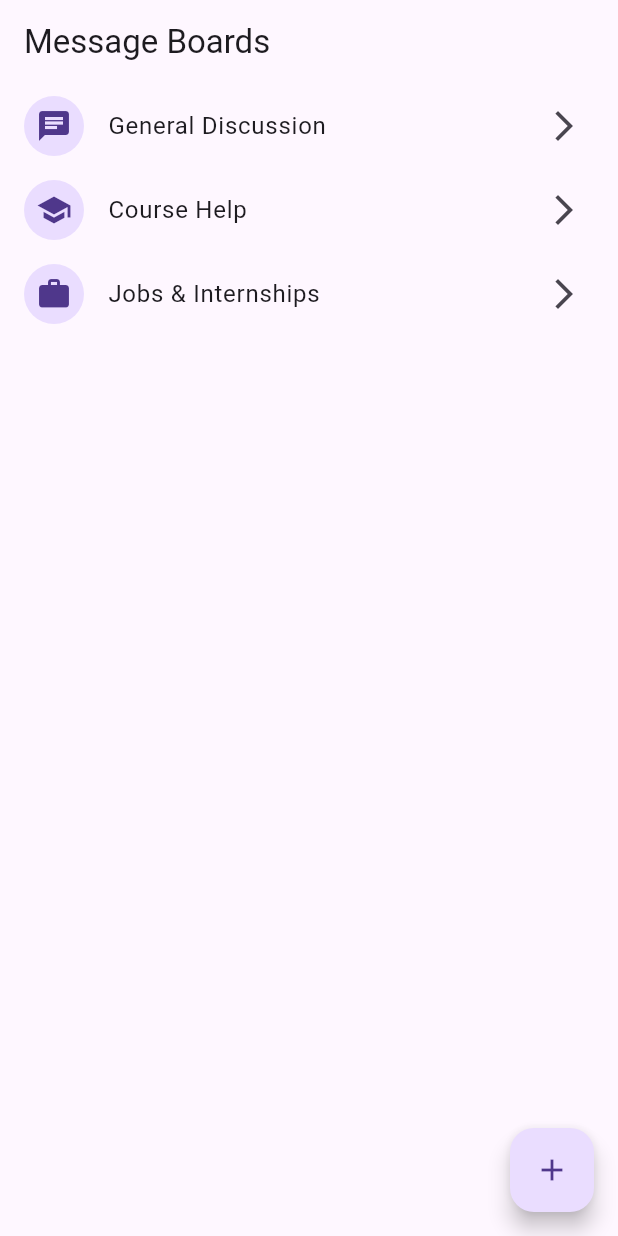
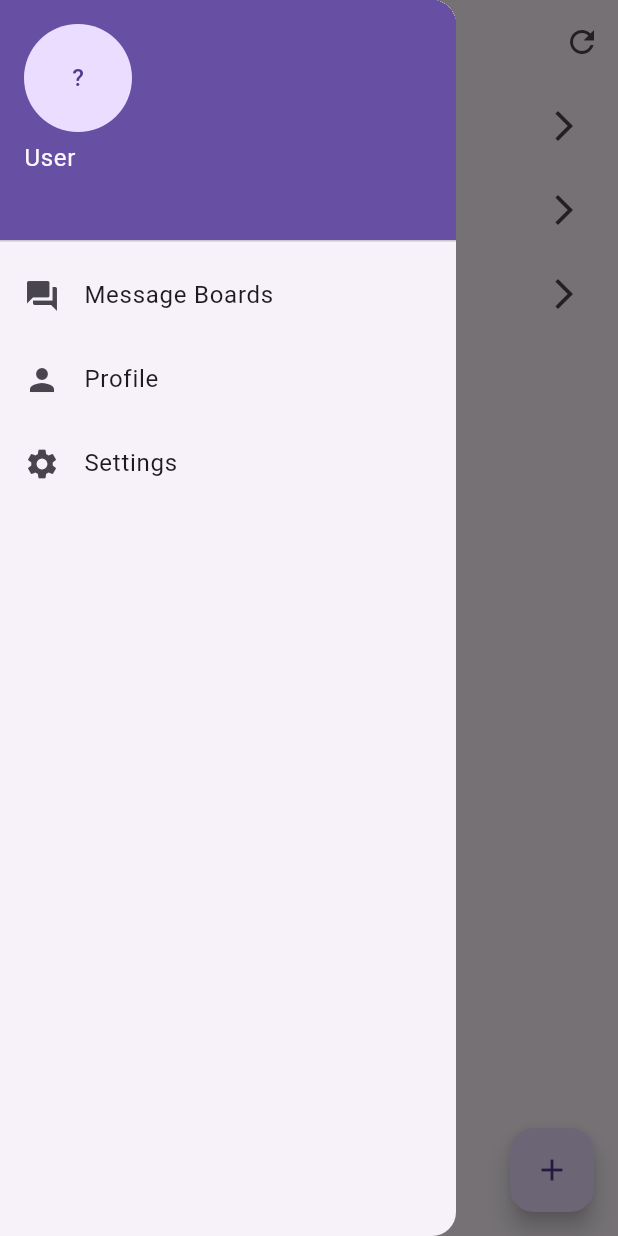
Before and after one commit to lajacl/message-board, a Flutter app: the screen it shows once a user with an empty profile is signed in, with the side drawer open (before the commit the screen has no drawer), on a phone screen of 412 x 824 dp. Run offline on Flutter 3.47's test engine with Material 3 defaults, Android fonts, the phone set to English and light mode, and no system bars; our stand-ins replace cloud_firestore, firebase_auth, firebase_core; accounts and stored records are empty; generated files the repository leaves out were written again.

Commit message:
Add sliding navigation menu

```diff
--- a/lib/home.dart
+++ b/lib/home.dart
@@ -1,9 +1,6 @@
 import 'package:cloud_firestore/cloud_firestore.dart';
 import 'package:firebase_auth/firebase_auth.dart';
 import 'package:flutter/material.dart';
-import 'package:message_board/chat.dart';
-import 'package:message_board/profile.dart';
-import 'package:message_board/settings.dart';
 
 // Home Page with list of boards and drawer
 class HomePage extends StatefulWidget {
@@ -55,7 +52,26 @@ class _HomePageState extends State<HomePage> {
   @override
   Widget build(BuildContext context) {
     return Scaffold(
-      appBar: AppBar(title: Text('Message Boards')),
+      appBar: AppBar(
+        title: Text('Message Boards'),
+        actions: [IconButton(icon: Icon(Icons.refresh), onPressed: _loadUser)],
+      ),
+      drawer: Drawer(
+        child: Column(
+          children: [
+            UserAccountsDrawerHeader(
+              accountName: Text(_displayName.isEmpty ? 'User' : _displayName),
+              accountEmail: Text(_email),
+              currentAccountPicture: CircleAvatar(
+                child: Text(_displayName.isEmpty ? '?' : _displayName[0]),
+              ),
+            ),
+            ListTile(title: Text('Message Boards'), leading: Icon(Icons.forum)),
+            ListTile(title: Text('Profile'), leading: Icon(Icons.person)),
+            ListTile(title: Text('Settings'), leading: Icon(Icons.settings)),
+          ],
+        ),
+      ),
       body: ListView.builder(
         itemCount: _boards.length,
         itemBuilder: (context, idx) {
```
